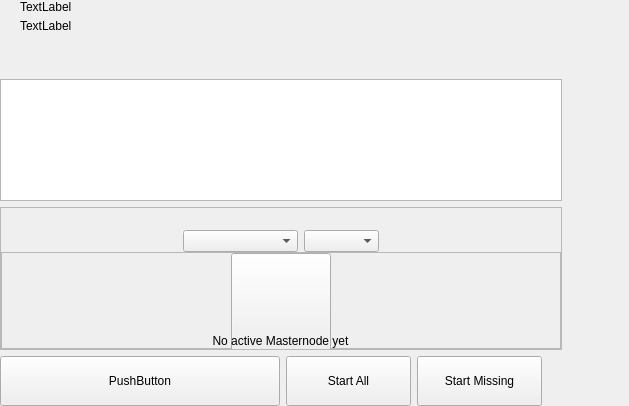
Above: src/qt/dogecash/forms/masternodeswidget.ui from dogecash/dogecash-old before the change. Below: the same form after it.
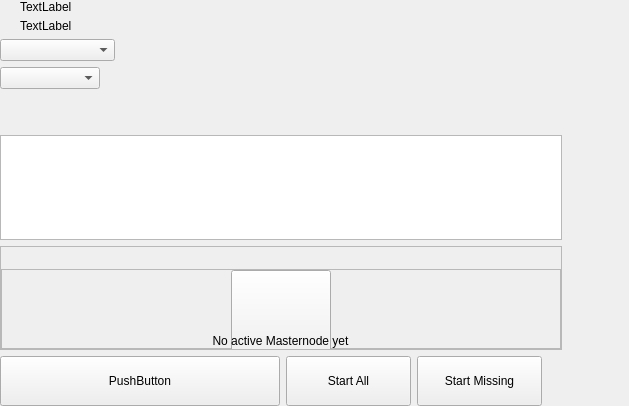
That is the form after the change. Custom widgets are drawn as their Qt base class.

Diff of the .ui file:
```diff
--- a/src/qt/dogecash/forms/masternodeswidget.ui
+++ b/src/qt/dogecash/forms/masternodeswidget.ui
@@ -13,6 +13,9 @@
   <property name="windowTitle">
    <string>Form</string>
   </property>
+  <property name="layoutDirection">
+   <enum>Qt::LeftToRight</enum>
+  </property>
   <layout class="QHBoxLayout" name="horizontalLayout_2" stretch="2,1">
    <property name="spacing">
     <number>0</number>
@@ -93,6 +96,50 @@
           </item>
          </layout>
         </item>
+        <item>
+         <widget class="QComboBox" name="comboBoxSort">
+          <property name="sizePolicy">
+           <sizepolicy hsizetype="Preferred" vsizetype="Fixed">
+            <horstretch>0</horstretch>
+            <verstretch>0</verstretch>
+           </sizepolicy>
+          </property>
+          <property name="minimumSize">
+           <size>
+            <width>115</width>
+            <height>0</height>
+           </size>
+          </property>
+          <property name="maximumSize">
+           <size>
+            <width>100</width>
+            <height>150</height>
+           </size>
+          </property>
+         </widget>
+        </item>
+        <item>
+         <widget class="QComboBox" name="comboBoxSortOrder">
+          <property name="sizePolicy">
+           <sizepolicy hsizetype="Preferred" vsizetype="Fixed">
+            <horstretch>0</horstretch>
+            <verstretch>0</verstretch>
+           </sizepolicy>
+          </property>
+          <property name="minimumSize">
+           <size>
+            <width>75</width>
+            <height>0</height>
+           </size>
+          </property>
+          <property name="maximumSize">
+           <size>
+            <width>100</width>
+            <height>150</height>
+           </size>
+          </property>
+         </widget>
+        </item>
         <item>
          <spacer name="verticalSpacer_2">
           <property name="orientation">
@@ -133,7 +180,7 @@
           <property name="frameShadow">
            <enum>QFrame::Raised</enum>
           </property>
-          <layout class="QVBoxLayout" name="verticalLayout_7" stretch="1,8">
+          <layout class="QVBoxLayout" name="verticalLayout_7" stretch="1,8,0">
            <property name="spacing">
             <number>0</number>
            </property>
@@ -177,38 +224,6 @@
              <property name="bottomMargin">
               <number>0</number>
              </property>
-             <item>
-              <widget class="QComboBox" name="comboBoxSort">
-               <property name="sizePolicy">
-                <sizepolicy hsizetype="Preferred" vsizetype="Fixed">
-                 <horstretch>0</horstretch>
-                 <verstretch>0</verstretch>
-                </sizepolicy>
-               </property>
-               <property name="minimumSize">
-                <size>
-                 <width>115</width>
-                 <height>0</height>
-                </size>
-               </property>
-              </widget>
-             </item>
-             <item>
-              <widget class="QComboBox" name="comboBoxSortOrder">
-               <property name="sizePolicy">
-                <sizepolicy hsizetype="Preferred" vsizetype="Fixed">
-                 <horstretch>0</horstretch>
-                 <verstretch>0</verstretch>
-                </sizepolicy>
-               </property>
-               <property name="minimumSize">
-                <size>
-                 <width>75</width>
-                 <height>0</height>
-                </size>
-               </property>
-              </widget>
-             </item>
             </layout>
            </widget>
           </item>
```
Lines whose indentation alone changed are shown as unchanged.
